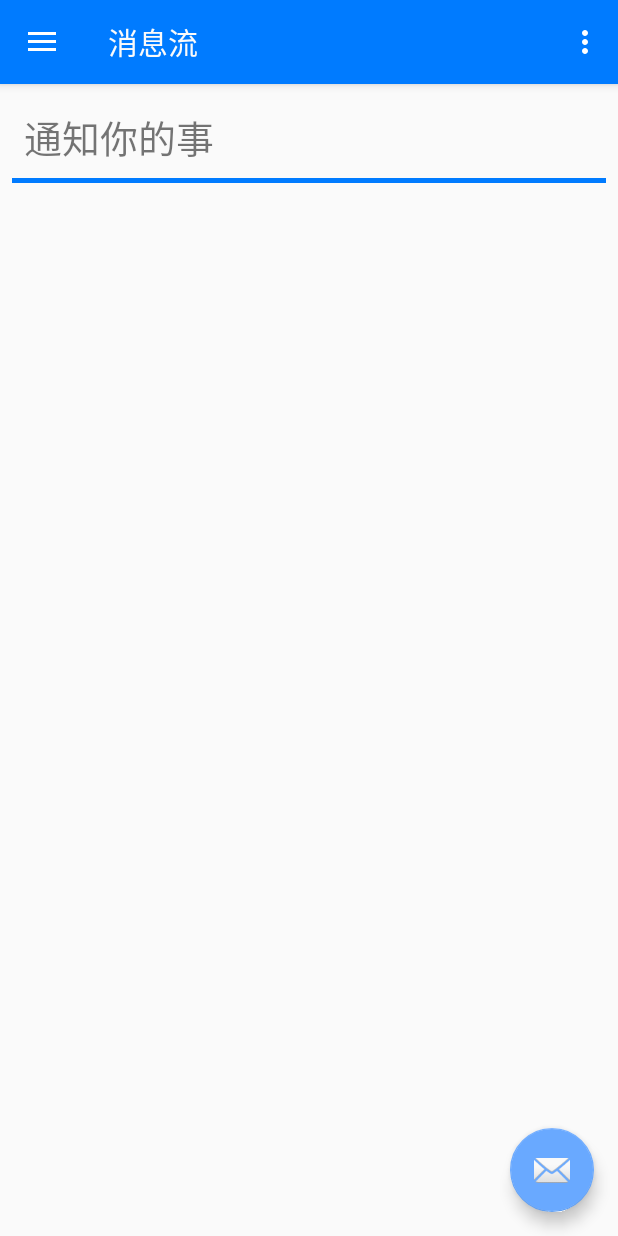
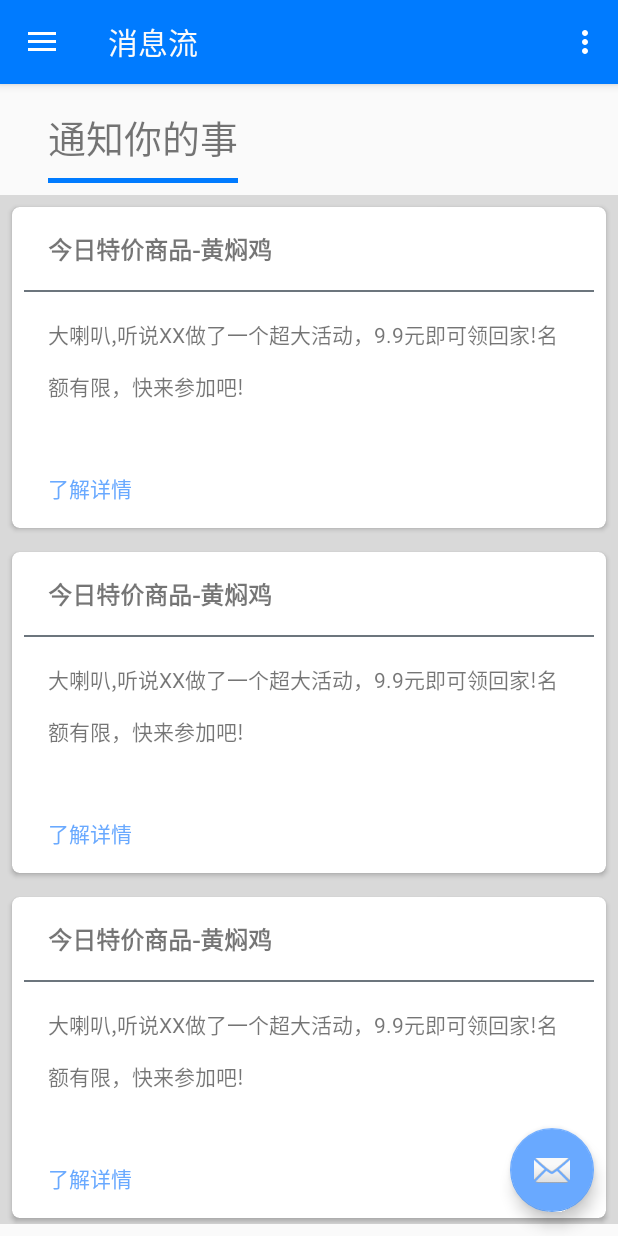
Before and after one commit to mahao111/LeShan, an Android app: the screen it shows after launch (MainActivity2), in the side drawer, after a tap on "消息流", on a phone screen of 412 x 824 dp. Run offline under Robolectric (Android 15) with nearby library versions, the phone set to English and light mode, and no system bars; our stand-ins replace navigation-ui.

Commit message:
关于我们

```diff
--- a/app/src/main/AndroidManifest.xml
+++ b/app/src/main/AndroidManifest.xml
@@ -9,6 +9,9 @@
         android:roundIcon="@mipmap/ic_launcher_round"
         android:supportsRtl="true"
         android:theme="@style/AppTheme">
+        <activity android:name=".Help"
+            android:label="关于我们"
+            ></activity>
         <activity
             android:name=".MainActivity2"
             android:label="@string/title_activity_main2"
@@ -22,7 +25,7 @@
         <activity
             android:name=".detial.FoodDetial"
             android:label="美食"
-            android:parentActivityName=".Food"></activity>
+            android:parentActivityName=".Food" />
         <activity
             android:name=".detial.TravleDetial"
             android:label="旅游"
--- a/app/src/main/java/com/mahao/leshan/ui/message/MessageAdapter.java
+++ b/app/src/main/java/com/mahao/leshan/ui/message/MessageAdapter.java
@@ -46,7 +46,7 @@ public class MessageAdapter extends RecyclerView.Adapter<MessageAdapter.MyViewHo
 
         private TextView textView_title;
         private TextView textView_text;
-        private Button textView_button;
+        private TextView textView_button;
 
         public MyViewHodler(@NonNull View itemView) {
 
--- a/app/src/main/java/com/mahao/leshan/ui/message/MessageCenter.java
+++ b/app/src/main/java/com/mahao/leshan/ui/message/MessageCenter.java
@@ -11,25 +11,43 @@ import androidx.annotation.Nullable;
 import androidx.fragment.app.Fragment;
 import androidx.lifecycle.Observer;
 import androidx.lifecycle.ViewModelProviders;
+import androidx.recyclerview.widget.LinearLayoutManager;
+import androidx.recyclerview.widget.RecyclerView;
 
 import com.mahao.leshan.R;
+
+import java.util.ArrayList;
 
 public class MessageCenter extends Fragment {
 
     private MessageCenterViewModel messageCenterViewModel;
+
+    private ArrayList <Message> items;
+    private  MessageAdapter adapter;
 
     public View onCreateView(@NonNull LayoutInflater inflater,
                              ViewGroup container, Bundle savedInstanceState) {
         messageCenterViewModel =
                 ViewModelProviders.of(this).get(MessageCenterViewModel.class);
         View root = inflater.inflate(R.layout.fragment_slideshow, container, false);
-
-        messageCenterViewModel.getText().observe(getViewLifecycleOwner(), new Observer<String>() {
-            @Override
-            public void onChanged(@Nullable String s) {
-
-            }
-        });
+        RecyclerView recyclerView
+                = root.findViewById(R.id.message_recyclerView);
+        recyclerView.setLayoutManager(new LinearLayoutManager(getActivity()));
+        items=new ArrayList<>();
+        init();
+        adapter=new MessageAdapter(getActivity(),items);
+        adapter.notifyDataSetChanged();
+        recyclerView.setAdapter(adapter);
         return root;
     }
+
+    private void init() {
+
+        String[] item = getActivity().getResources().getStringArray(R.array.item_message);
+        for (int i=0;i<item.length;i++){
+            String[] message = item[i].split("｜");
+            items.add(new Message(message[0],message[1]));
+        }
+
+    }
 }
--- a/app/src/main/res/layout/fragment_slideshow.xml
+++ b/app/src/main/res/layout/fragment_slideshow.xml
@@ -10,10 +10,9 @@
         android:id="@+id/message_recyclerView"
         android:layout_width="0dp"
         android:layout_height="0dp"
-        android:layout_marginStart="8dp"
         android:layout_marginTop="8dp"
-        android:layout_marginEnd="8dp"
         android:layout_marginBottom="8dp"
+        android:background="#66A8A8A8"
         app:layout_constraintBottom_toBottomOf="parent"
         app:layout_constraintEnd_toEndOf="parent"
         app:layout_constraintHorizontal_bias="0.0"
@@ -24,7 +23,7 @@
         android:id="@+id/textView12"
         android:layout_width="wrap_content"
         android:layout_height="wrap_content"
-        android:layout_marginStart="16dp"
+        android:layout_marginStart="32dp"
         android:layout_marginTop="16dp"
         android:text="通知你的事"
         android:textSize="25sp"
@@ -35,11 +34,9 @@
         android:id="@+id/textView13"
         android:layout_width="0dp"
         android:layout_height="3dp"
-        android:layout_marginStart="8dp"
         android:layout_marginTop="8dp"
-        android:layout_marginEnd="8dp"
         android:background="@color/primaryColor"
-        app:layout_constraintEnd_toEndOf="parent"
-        app:layout_constraintStart_toStartOf="parent"
+        app:layout_constraintEnd_toEndOf="@+id/textView12"
+        app:layout_constraintStart_toStartOf="@+id/textView12"
         app:layout_constraintTop_toBottomOf="@+id/textView12" />
 </androidx.constraintlayout.widget.ConstraintLayout>
--- a/app/src/main/res/layout/item_message.xml
+++ b/app/src/main/res/layout/item_message.xml
@@ -4,7 +4,9 @@
     xmlns:tools="http://schemas.android.com/tools"
     android:layout_width="match_parent"
     android:layout_height="wrap_content"
-    android:layout_margin="8dp">
+    android:layout_margin="8dp"
+    android:elevation="15dp"
+    app:cardCornerRadius="5dp">
 
     <androidx.constraintlayout.widget.ConstraintLayout
         android:layout_width="match_parent"
@@ -31,21 +33,22 @@
             android:layout_width="0dp"
             android:layout_height="wrap_content"
             android:layout_marginStart="16dp"
-            android:layout_marginTop="16dp"
+            android:layout_marginTop="10dp"
             android:layout_marginEnd="16dp"
             android:minHeight="100dp"
             android:padding="@dimen/padding_messages"
             android:text="大喇叭！听说XX做了一个超大活动，9.9元即可领回家！名额有限，快来参加吧！  "
             app:layout_constraintEnd_toEndOf="parent"
             app:layout_constraintStart_toStartOf="parent"
-            app:layout_constraintTop_toBottomOf="@+id/item_message_title" />
+            app:layout_constraintTop_toBottomOf="@+id/textView11"
+            app:lineHeight="30dp" />
 
         <TextView
             android:id="@+id/item_message_button"
             android:layout_width="wrap_content"
             android:layout_height="wrap_content"
             android:layout_marginStart="16dp"
-            android:layout_marginTop="8dp"
+            android:layout_marginTop="2dp"
             android:layout_marginBottom="8dp"
             android:padding="@dimen/padding_messages"
             android:text="了解详情"
@@ -54,5 +57,12 @@
             app:layout_constraintStart_toStartOf="parent"
             app:layout_constraintTop_toBottomOf="@+id/item_message_text" />
 
+        <TextView
+            android:id="@+id/textView11"
+            app:layout_constraintEnd_toEndOf="parent"
+            app:layout_constraintStart_toStartOf="parent"
+            app:layout_constraintTop_toBottomOf="@+id/item_message_title"
+            style="@style/text_line" />
+
     </androidx.constraintlayout.widget.ConstraintLayout>
 </androidx.cardview.widget.CardView>
--- a/app/src/main/res/menu/main_activity2.xml
+++ b/app/src/main/res/menu/main_activity2.xml
@@ -2,8 +2,8 @@
 <menu xmlns:android="http://schemas.android.com/apk/res/android"
     xmlns:app="http://schemas.android.com/apk/res-auto">
     <item
-        android:id="@+id/action_settings"
+        android:id="@+id/action_about_us"
         android:orderInCategory="100"
-        android:title="@string/action_settings"
+        android:title="关于我们"
         app:showAsAction="never" />
 </menu>
--- a/app/src/main/res/values/dimens.xml
+++ b/app/src/main/res/values/dimens.xml
@@ -10,4 +10,5 @@
     <dimen name="nav_header_height">176dp</dimen>
     <dimen name="fab_margin">16dp</dimen>
     <dimen name="padding_messages">8dp</dimen>
+    <dimen name="help_padding">5dp</dimen>
 </resources>
--- a/app/src/main/res/values/strings.xml
+++ b/app/src/main/res/values/strings.xml
@@ -124,4 +124,11 @@
     <string name="menu_home">主页</string>
     <string name="menu_personla_center">个人中心</string>
     <string name="menu_slideshow">消息流</string>
+    <string name="company">CopyRight@ 2020 乐山旅游 All right reseved \n\n乐山旅游app科技有限公司</string>
+    <string-array name="item_message">
+        <item>今日特价商品-黄焖鸡｜大喇叭,听说XX做了一个超大活动，9.9元即可领回家!名额有限，快来参加吧! </item>
+        <item>今日特价商品-黄焖鸡｜大喇叭,听说XX做了一个超大活动，9.9元即可领回家!名额有限，快来参加吧! </item>
+        <item>今日特价商品-黄焖鸡｜大喇叭,听说XX做了一个超大活动，9.9元即可领回家!名额有限，快来参加吧! </item>
+        <item>今日特价商品-黄焖鸡｜大喇叭,听说XX做了一个超大活动，9.9元即可领回家!名额有限，快来参加吧! </item>
+    </string-array>
 </resources>
--- a/app/src/main/res/values/styles.xml
+++ b/app/src/main/res/values/styles.xml
@@ -63,4 +63,22 @@
 
     <style name="AppTheme.PopupOverlay" parent="ThemeOverlay.AppCompat.Light" />
 
+    <style name="text_line">
+        <item name="android:layout_width">0dp</item>
+        <item name="android:layout_height">1dp</item>
+        <item name="android:layout_marginStart">8dp</item>
+        <item name="android:layout_marginTop">7dp</item>
+        <item name="android:layout_marginEnd">8dp</item>
+        <item name="android:background">@color/secondary</item>
+    </style>
+
+    <style name="help_text">
+        <item name="android:layout_width">0dp</item>
+        <item name="android:layout_height">wrap_content</item>
+        <item name="android:layout_marginStart">16dp</item>
+        <item name="android:layout_marginTop">8dp</item>
+        <item name="android:layout_marginEnd">16dp</item>
+        <item name="android:padding">@dimen/help_padding</item>
+    </style>
+
 </resources>
```
Also changed, not shown: app/src/main/java/com/mahao/leshan/Help.java (added, +14 -0 lines), app/src/main/java/com/mahao/leshan/MainActivity2.java (+20 -0 lines), app/src/main/res/layout/activity_help.xml (added, +178 -0 lines).
